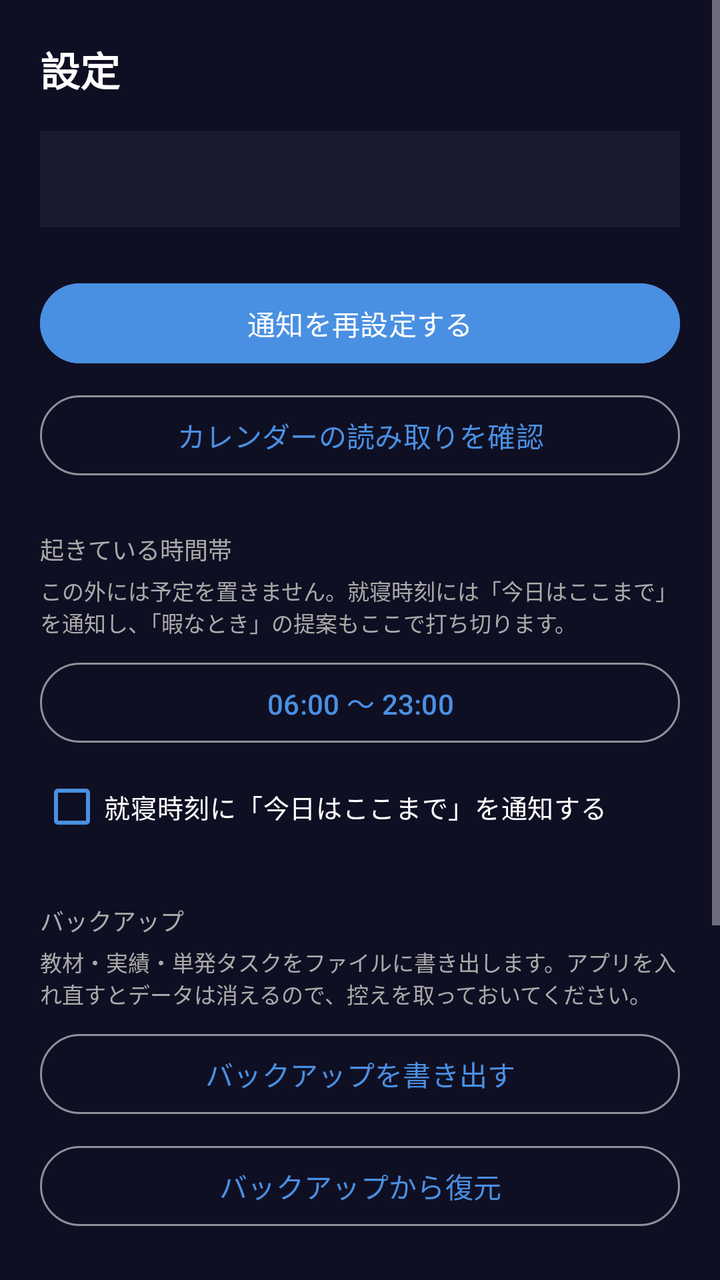
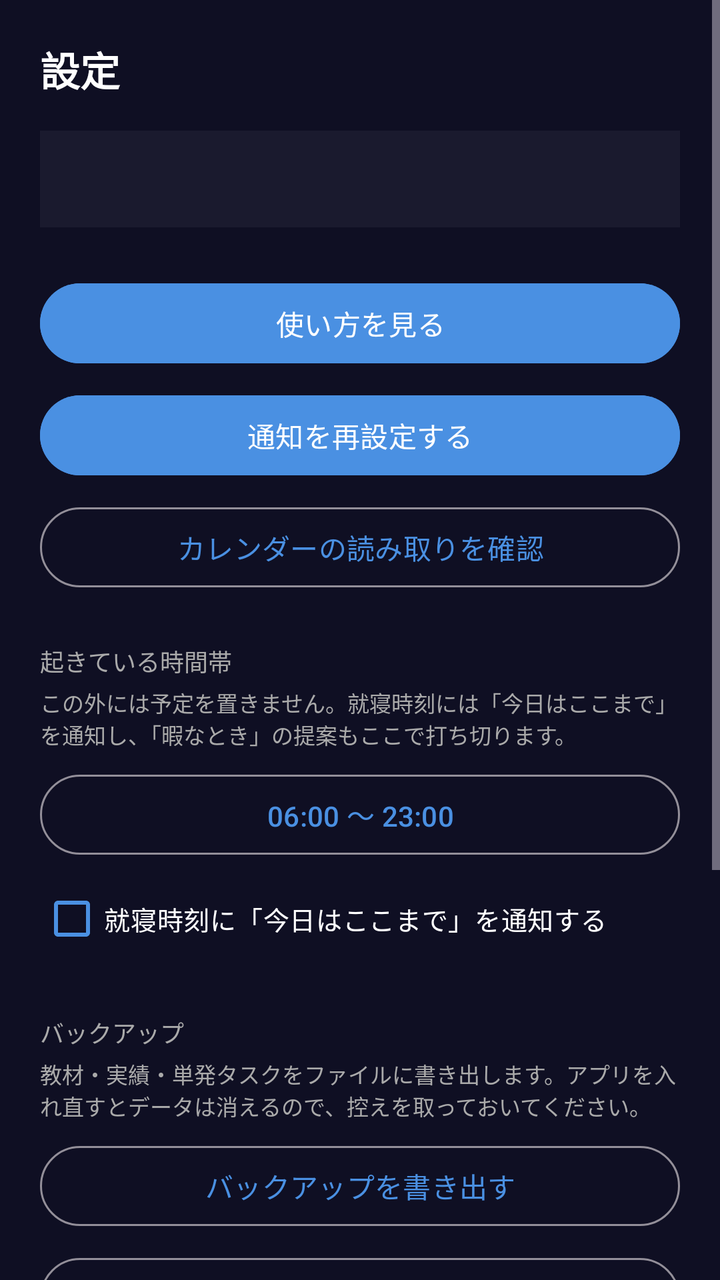

Compare the two renders of this Android layout. The source of the first and the diff that turns it into the second are given below.
<!-- AndroidManifest.xml: application theme Theme.Dynasched -->
<!-- res/layout/fragment_settings.xml -->
<?xml version="1.0" encoding="utf-8"?>
<ScrollView xmlns:android="http://schemas.android.com/apk/res/android"
    android:layout_width="match_parent"
    android:layout_height="match_parent"
    android:background="@color/bg">

    <LinearLayout
        android:layout_width="match_parent"
        android:layout_height="wrap_content"
        android:orientation="vertical"
        android:padding="20dp">

        <TextView
            android:layout_width="wrap_content"
            android:layout_height="wrap_content"
            android:text="設定"
            android:textColor="@color/on_bg"
            android:textSize="20sp"
            android:textStyle="bold" />

        <TextView
            android:id="@+id/userText"
            android:layout_width="match_parent"
            android:layout_height="wrap_content"
            android:layout_marginTop="16dp"
            android:padding="14dp"
            android:background="@color/surface"
            android:text=""
            android:textColor="@color/on_bg"
            android:textSize="15sp" />

        <Button
            android:id="@+id/resyncButton"
            android:layout_width="match_parent"
            android:layout_height="wrap_content"
            android:layout_marginTop="24dp"
            android:backgroundTint="@color/primary"
            android:text="通知を再設定する"
            android:textColor="@color/white" />

        
        <Button
            android:id="@+id/calendarCheckButton"
            style="?attr/materialButtonOutlinedStyle"
            android:layout_width="match_parent"
            android:layout_height="wrap_content"
            android:layout_marginTop="8dp"
            android:text="カレンダーの読み取りを確認"
            android:textColor="@color/primary" />

        
        <TextView
            android:layout_width="wrap_content"
            android:layout_height="wrap_content"
            android:layout_marginTop="24dp"
            android:text="起きている時間帯"
            android:textColor="@color/on_bg_dim"
            android:textSize="12sp" />

        <TextView
            android:layout_width="match_parent"
            android:layout_height="wrap_content"
            android:layout_marginTop="4dp"
            android:text="この外には予定を置きません。就寝時刻には「今日はここまで」を通知し、「暇なとき」の提案もここで打ち切ります。"
            android:textColor="@color/on_bg_dim"
            android:textSize="11sp" />

        <Button
            android:id="@+id/wakeWindowButton"
            style="?attr/materialButtonOutlinedStyle"
            android:layout_width="match_parent"
            android:layout_height="wrap_content"
            android:layout_marginTop="8dp"
            android:text="06:00 〜 23:00"
            android:textColor="@color/primary" />

        <CheckBox
            android:id="@+id/bedtimeNoticeCheck"
            android:layout_width="match_parent"
            android:layout_height="wrap_content"
            android:layout_marginTop="4dp"
            android:buttonTint="@color/primary"
            android:text="就寝時刻に「今日はここまで」を通知する"
            android:textColor="@color/on_bg"
            android:textSize="13sp" />

        
        <TextView
            android:layout_width="wrap_content"
            android:layout_height="wrap_content"
            android:layout_marginTop="24dp"
            android:text="バックアップ"
            android:textColor="@color/on_bg_dim"
            android:textSize="12sp" />

        <TextView
            android:id="@+id/backupHint"
            android:layout_width="match_parent"
            android:layout_height="wrap_content"
            android:layout_marginTop="4dp"
            android:text="教材・実績・単発タスクをファイルに書き出します。アプリを入れ直すとデータは消えるので、控えを取っておいてください。"
            android:textColor="@color/on_bg_dim"
            android:textSize="11sp" />

        <Button
            android:id="@+id/backupExportButton"
            style="?attr/materialButtonOutlinedStyle"
            android:layout_width="match_parent"
            android:layout_height="wrap_content"
            android:layout_marginTop="8dp"
            android:text="バックアップを書き出す"
            android:textColor="@color/primary" />

        <Button
            android:id="@+id/backupRestoreButton"
            style="?attr/materialButtonOutlinedStyle"
            android:layout_width="match_parent"
            android:layout_height="wrap_content"
            android:layout_marginTop="8dp"
            android:text="バックアップから復元"
            android:textColor="@color/primary" />

        <TextView
            android:layout_width="wrap_content"
            android:layout_height="wrap_content"
            android:layout_marginTop="24dp"
            android:text="自動で埋める日数（何日先まで空き時間にタスクを入れるか）"
            android:textColor="@color/on_bg_dim"
            android:textSize="12sp" />

        <LinearLayout
            android:layout_width="match_parent"
            android:layout_height="wrap_content"
            android:orientation="horizontal"
            android:gravity="center_vertical"
            android:layout_marginTop="4dp">

            <EditText
                android:id="@+id/fillDaysInput"
                android:layout_width="70dp"
                android:layout_height="wrap_content"
                android:inputType="number"
                android:gravity="center"
                android:textColor="@color/on_bg"
                android:text="7" />

            <TextView
                android:layout_width="wrap_content"
                android:layout_height="wrap_content"
                android:layout_marginStart="8dp"
                android:text="日先まで（1〜30）"
                android:textColor="@color/on_bg" />
        </LinearLayout>

        <Button
            android:id="@+id/runSchedulerButton"
            android:layout_width="match_parent"
            android:layout_height="wrap_content"
            android:layout_marginTop="12dp"
            android:backgroundTint="@color/surface_variant"
            android:text="スケジューラを実行（空き時間を埋める）"
            android:textColor="@color/white" />

        <Button
            android:id="@+id/checkUpdateButton"
            android:layout_width="match_parent"
            android:layout_height="wrap_content"
            android:layout_marginTop="12dp"
            android:backgroundTint="@color/surface_variant"
            android:text="アプリの更新を確認する"
            android:textColor="@color/white" />

        <TextView
            android:id="@+id/versionText"
            android:layout_width="match_parent"
            android:layout_height="wrap_content"
            android:layout_marginTop="8dp"
            android:text=""
            android:textColor="@color/on_bg_dim"
            android:textSize="12sp" />

    </LinearLayout>

</ScrollView>
<!-- resources referenced by this layout -->
<resources>
  <color name="bg">#0F0F23</color>
  <color name="on_bg">#FFFFFF</color>
  <color name="on_bg_dim">#AAAAAA</color>
  <color name="primary">#4A90E2</color>
  <color name="surface">#1A1A2E</color>
  <color name="surface_variant">#2D2D4E</color>
  <color name="white">#FFFFFF</color>
  <style name="Theme.Dynasched" parent="Theme.Material3.Dark.NoActionBar">
          <item name="colorPrimary">@color/primary</item>
          <item name="colorPrimaryDark">@color/primary_dark</item>
          <item name="colorOnPrimary">@color/white</item>
          <item name="android:statusBarColor">@color/bg</item>
          <item name="android:navigationBarColor">@color/surface</item>
          <item name="android:windowBackground">@color/bg</item>
      </style>
  <color name="primary_dark">#2D6CB0</color>
</resources>

<!-- the commit's change to res/layout/fragment_settings.xml (unified diff, before → after) -->
@@ -30,10 +30,19 @@
             android:textSize="15sp" />
 
         <Button
+            android:id="@+id/helpButton"
+            android:layout_width="match_parent"
+            android:layout_height="wrap_content"
+            android:layout_marginTop="24dp"
+            android:backgroundTint="@color/primary"
+            android:text="使い方を見る"
+            android:textColor="@color/white" />
+
+        <Button
             android:id="@+id/resyncButton"
             android:layout_width="match_parent"
             android:layout_height="wrap_content"
-            android:layout_marginTop="24dp"
+            android:layout_marginTop="8dp"
             android:backgroundTint="@color/primary"
             android:text="通知を再設定する"
             android:textColor="@color/white" />
